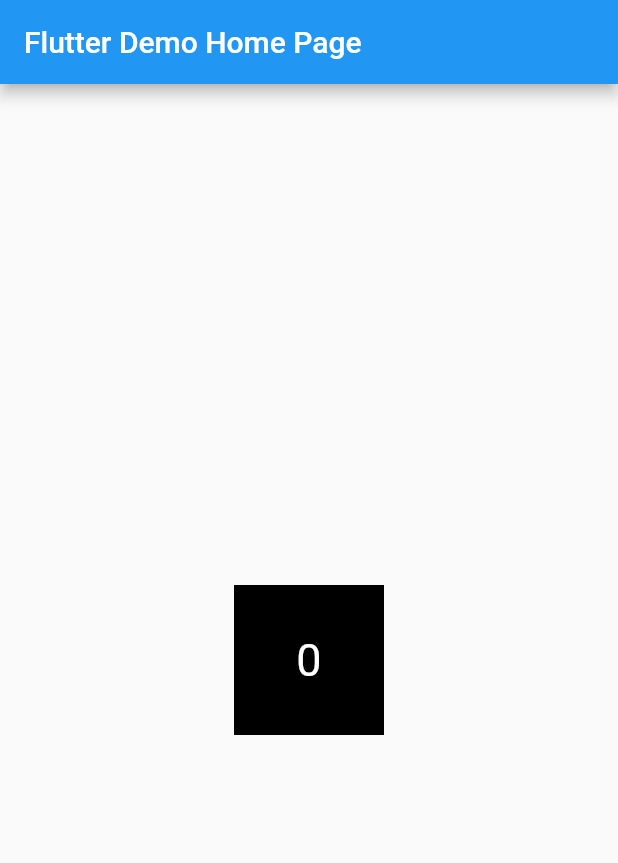
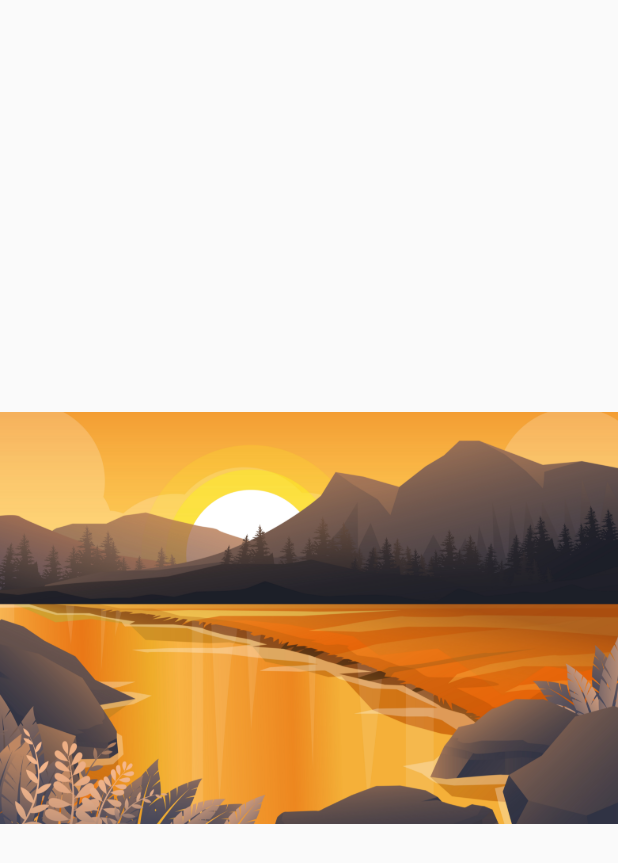
Before and after one commit to Xidashuaige/screen_design, a Flutter app: the screen it shows after launch, on a phone screen of 412 x 824 dp. Shown: the top 863 px of the screen. Run offline on Flutter 3.47's test engine with Material 2 defaults, Android fonts, the phone set to English and light mode, and no system bars.

Commit message:
Add asstes, restruct project

```diff
--- a/lib/main.dart
+++ b/lib/main.dart
@@ -1,6 +1,6 @@
-import 'dart:math';
-
 import 'package:flutter/material.dart';
+import 'package:screen_design/model/product.dart';
+import 'package:provider/provider.dart';
 
 void main() {
   runApp(const MyApp());
@@ -14,141 +14,39 @@ class MyApp extends StatelessWidget {
   Widget build(BuildContext context) {
     return MaterialApp(
       title: 'Flutter Demo',
-      theme: ThemeData(
-        // This is the theme of your application.
-        //
-        // Try running your application with "flutter run". You'll see the
-        // application has a blue toolbar. Then, without quitting the app, try
-        // changing the primarySwatch below to Colors.green and then invoke
-        // "hot reload" (press "r" in the console where you ran "flutter run",
-        // or simply save your changes to "hot reload" in a Flutter IDE).
-        // Notice that the counter didn't reset back to zero; the application
-        // is not restarted.
-        primarySwatch: Colors.blue,
-      ),
-      home: MyHomePage(title: 'Flutter Demo Home Page'),
-    );
-  }
-}
-
-class MyHomePage extends StatefulWidget {
-  MyHomePage({super.key, required this.title});
-
-  // This widget is the home page of your application. It is stateful, meaning
-  // that it has a State object (defined below) that contains fields that affect
-  // how it looks.
-
-  // This class is the configuration for the state. It holds the values (in this
-  // case the title) provided by the parent (in this case the App widget) and
-  // used by the build method of the State. Fields in a Widget subclass are
-  // always marked "final".
-
-  final String title;
-
-  Color _color = Colors.black;
-  Color _color_inverted = Colors.white;
-  int _counter = 0;
-  bool _shadow = false;
-
-  @override
-  State<MyHomePage> createState() => _MyHomePageState();
-}
-
-class _MyHomePageState extends State<MyHomePage> {
-  void _changeColor() {
-    setState(() {
-      widget._color =
-          Color((Random().nextDouble() * 0xFFFFFF).toInt()).withOpacity(1.0);
-
-      widget._color_inverted = Color.fromRGBO(255 - widget._color.red,
-          255 - widget._color.green, 255 - widget._color.blue, 1.0);
-    });
-  }
-
-  void _increment() {
-    setState(() {
-      widget._counter++;
-    });
-  }
-
-  void _toggle_shadow() {
-    setState(() {
-      widget._shadow = !widget._shadow;
-    });
-  }
-
-  @override
-  Widget build(BuildContext context) {
-    // This method is rerun every time setState is called, for instance as done
-    // by the _incrementCounter method above.
-    //
-    // The Flutter framework has been optimized to make rerunning build methods
-    // fast, so that you can just rebuild anything that needs updating rather
-    // than having to individually change instances of widgets.
-    return Scaffold(
-      appBar: AppBar(
-        // Here we take the value from the MyHomePage object that was created by
-        // the App.build method, and use it to set our appbar title.
-        title: Text(widget.title),
-      ),
-      body: Center(
-        // Center is a layout widget. It takes a single child and positions it
-        // in the middle of the parent.
-        child: GestureDetector(
-          onTap: () {
-            _changeColor();
-            _increment();
-          },
-          onLongPress: () {
-            _toggle_shadow();
-          },
-          child: Container(
-            width: 100,
-            height: 100,
-            decoration: BoxDecoration(
-              color: widget._color,
-              shape: BoxShape.rectangle,
-              boxShadow: widget._shadow
-                  ? const [
-                      BoxShadow(
-                        color: Colors.black54,
-                        blurRadius: 10.0,
-                        spreadRadius: 10.0,
-                      ),
-                    ]
-                  : null,
-            ),
-            child: Center(
-              child: Text(
-                widget._counter.toString(),
-                style: TextStyle(
-                    color: widget._color_inverted,
-                    fontSize: 30,
-                    shadows: widget._shadow
-                        ? const [
-                            Shadow(
-                                // bottomLeft
-                                offset: Offset(-1, -1),
-                                color: Colors.white),
-                            Shadow(
-                                // bottomRight
-                                offset: Offset(1, -1),
-                                color: Colors.white),
-                            Shadow(
-                                // topRight
-                                offset: Offset(1, 1),
-                                color: Colors.white),
-                            Shadow(
-                                // topLeft
-                                offset: Offset(-1, 1),
-                                color: Colors.white),
-                          ]
-                        : null),
-              ),
-            ),
-          ),
+      theme: ThemeData(primarySwatch: Colors.blue),
+      home: MyDemoScreen(
+        title: 'Flutter Demo Home Page',
+        product: Product(
+          name: "product",
+          backgroundAssets: "assets/background.jpg",
         ),
       ),
     );
   }
 }
+
+class MyDemoScreen extends StatelessWidget {
+  final String title;
+  final Product product;
+  const MyDemoScreen({
+    super.key,
+    required this.title,
+    required this.product,
+  });
+
+  @override
+  Widget build(BuildContext context) {
+    return Provider.value(
+      value: product,
+      child: Scaffold(
+        body: Column(
+          //crossAxisAlignment: CrossAxisAlignment.stretch,
+          children: [
+            Expanded(child: Image.asset(product.backgroundAssets)),
+          ],
+        ),
+      ),
+    );
+  }
+}
--- /dev/null
+++ b/lib/model/product.dart
@@ -0,0 +1,38 @@
+import 'dart:ui';
+
+class Variant {
+  String name;
+  Color color;
+  Variant(this.name, this.color);
+}
+
+class Feature {
+  String icon;
+  num value;
+  String units;
+  Feature(this.icon, this.value, this.units);
+}
+
+class Product {
+  final String name;
+  final String backgroundAssets;
+  /*
+  String imageAsset;
+  String description;
+  List<Variant> variants;
+  List<Feature> features;
+  double price;
+  bool favorite = false;
+  */
+  Product({
+    required this.name,
+    required this.backgroundAssets,
+    /*
+    required this.imageAsset,
+    required this.description,
+    required this.price,
+    this.variants = const [],
+    this.features = const [],
+    */
+  });
+}
--- a/pubspec.yaml
+++ b/pubspec.yaml
@@ -36,6 +36,7 @@ dependencies:
   # The following adds the Cupertino Icons font to your application.
   # Use with the CupertinoIcons class for iOS style icons.
   cupertino_icons: ^1.0.2
+  provider: ^6.0.4
 
 dev_dependencies:
   flutter_test:
@@ -60,9 +61,8 @@ flutter:
   uses-material-design: true
 
   # To add assets to your application, add an assets section, like this:
-  # assets:
-  #   - images/a_dot_burr.jpeg
-  #   - images/a_dot_ham.jpeg
+  assets:
+    - assets/
 
   # An image asset can refer to one or more resolution-specific "variants", see
   # https://flutter.dev/assets-and-images/#resolution-aware
```
Also changed, not shown: assets/background.jpg (added).
